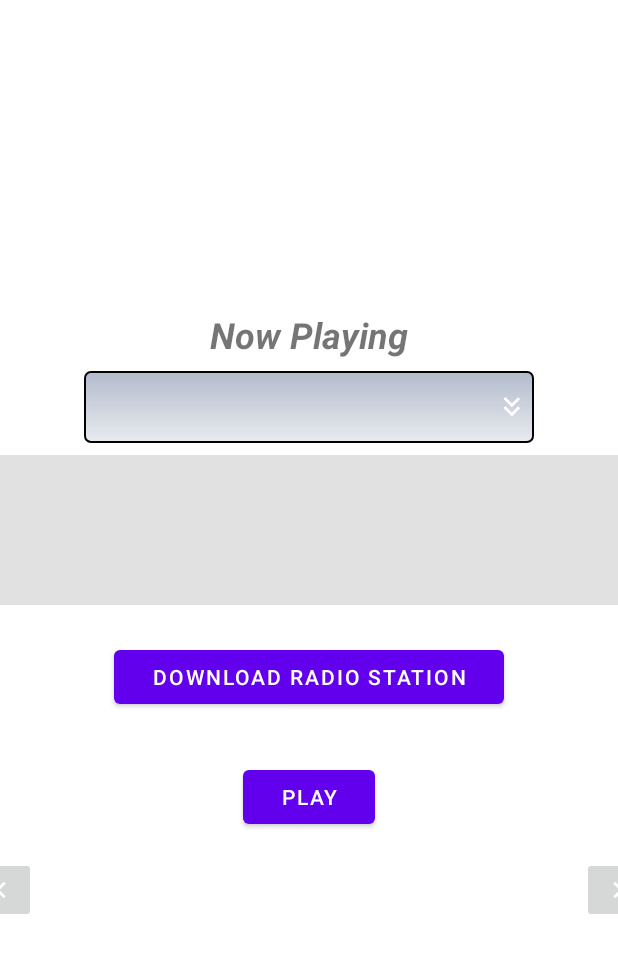
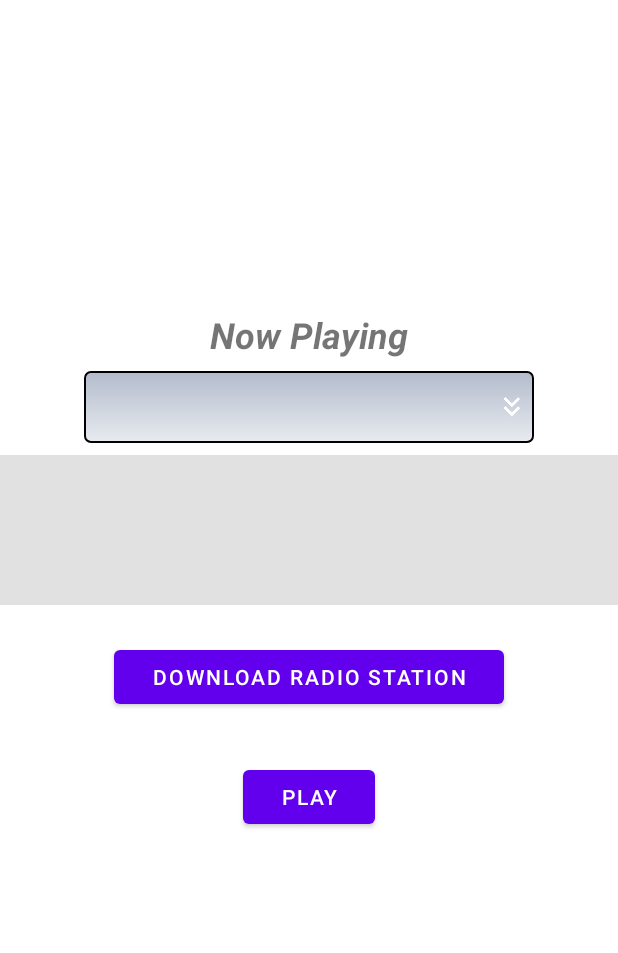
Before and after one commit to Halsey77/Grand-Theft-Radios, an Android app: the layout activity_main.xml on its own in the app's theme, with its tools: preview values and no code run, on a phone screen of 412 x 824 dp. Shown: the top 953 px of the screen. Run offline under Robolectric (Android 15) with nearby library versions, the phone set to English and light mode, and no system bars.

Commit message:
Fix game icons and app layout

```diff
--- a/app/src/main/res/layout/activity_main.xml
+++ b/app/src/main/res/layout/activity_main.xml
@@ -86,22 +86,4 @@
             app:layout_constraintStart_toStartOf="parent"
             app:layout_constraintEnd_toEndOf="parent"
     />
-    <ImageButton
-            android:layout_width="wrap_content"
-            android:layout_height="wrap_content"
-            android:id="@+id/prevStationButton"
-            android:src="@drawable/ic_arrow_left"
-            app:layout_constraintTop_toTopOf="@+id/stationsScrollView"
-            app:layout_constraintStart_toStartOf="parent"
-            app:layout_constraintEnd_toStartOf="@+id/stationsScrollView"
-            android:contentDescription="@string/left_arrow"/>
-    <ImageButton
-            android:layout_width="wrap_content"
-            android:layout_height="wrap_content"
-            android:id="@+id/nextStationButton"
-            android:src="@drawable/ic_arrow_right"
-            app:layout_constraintTop_toTopOf="@+id/stationsScrollView"
-            app:layout_constraintStart_toEndOf="@+id/stationsScrollView"
-            app:layout_constraintEnd_toEndOf="parent"
-            android:contentDescription="@string/right_arrow"/>
 </androidx.constraintlayout.widget.ConstraintLayout>
```
Also changed, not shown: app/src/main/res/drawable/gta_3_icon.png (deleted), app/src/main/res/drawable/gta_5_icon.png (deleted), app/src/main/res/drawable/gta_sa_icon.png (deleted), app/src/main/res/drawable/gta_vc_icon.jpg, app/src/main/res/drawable/gta_vc_icon.png (deleted), 1 other file.
